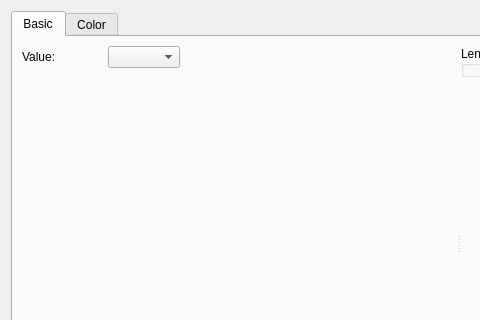
The window that libs/guicore/arrows/arrowssettingeditwidget.ui (i-RIC/prepost-gui) describes before a commit, drawn with Qt 5; both pictures show x 0 to 480 and y 0 to 320 of the 722 by 462 pixel window.
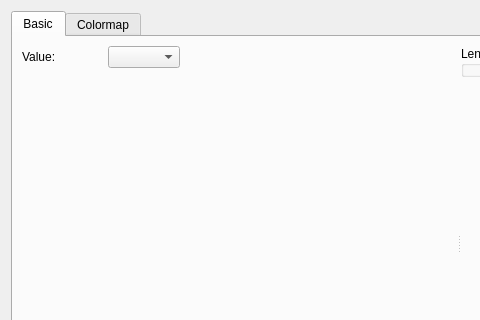
The same window after the commit. Custom widgets are drawn as their Qt base class.

Diff of the .ui file:
```diff
--- a/libs/guicore/arrows/arrowssettingeditwidget.ui
+++ b/libs/guicore/arrows/arrowssettingeditwidget.ui
@@ -169,7 +169,7 @@
      </widget>
      <widget class="QWidget" name="colorTab">
       <attribute name="title">
-       <string>Color</string>
+       <string>Colormap</string>
       </attribute>
       <layout class="QVBoxLayout" name="verticalLayout_5">
        <item>
```
Left out of the diff: 2 changed lines with no effect on the pictures.
